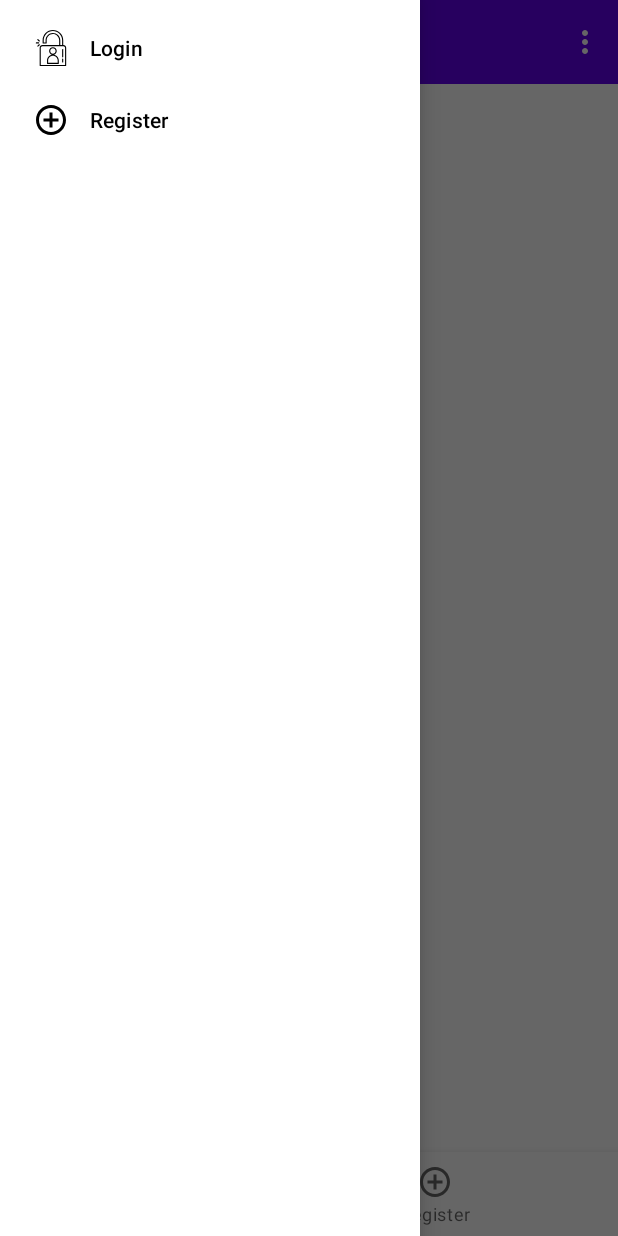
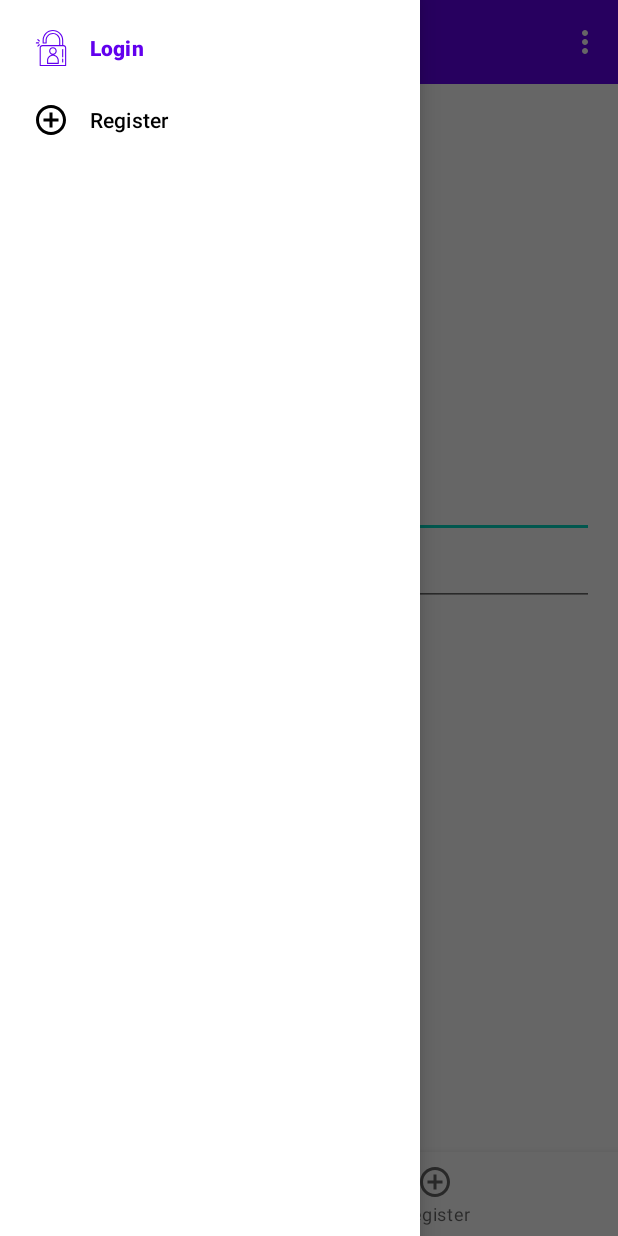
Before and after one commit to Tamashii90/android-hw, an Android app: the screen it shows after launch (MainActivity), with the side drawer open, on a phone screen of 412 x 824 dp. Run offline under Robolectric (Android 15) with nearby library versions, the light colour scheme and no system bars; our stand-ins replace navigation-ui.

Commit message:
change the flow of fragments and activities

```diff
--- a/app/src/main/java/com/example/codingflownav/LoginFragment.java
+++ b/app/src/main/java/com/example/codingflownav/LoginFragment.java
@@ -1,6 +1,7 @@
 package com.example.codingflownav;
 
 import android.content.Context;
+import android.content.Intent;
 import android.content.SharedPreferences;
 import android.os.Bundle;
 import android.view.View;
@@ -55,8 +56,7 @@ public class LoginFragment extends Fragment {
                         editor.putString("user", email);
                         editor.apply();
                         progressBar.setVisibility(View.INVISIBLE);
-                        NavDirections action = LoginFragmentDirections.actionLoginFragmentToWelcomeFragment(email);
-                        Navigation.findNavController(view1).navigate(action);
+                        startActivity(new Intent(getActivity(), WorkflowActivity.class));
                     } else {
                         Toast.makeText(getContext(), String.valueOf(response.code()), Toast.LENGTH_LONG).show();
                         progressBar.setVisibility(View.INVISIBLE);
--- a/app/src/main/java/com/example/codingflownav/MainActivity.java
+++ b/app/src/main/java/com/example/codingflownav/MainActivity.java
@@ -4,11 +4,8 @@ import android.content.Context;
 import android.content.Intent;
 import android.content.SharedPreferences;
 import android.os.Bundle;
-import android.text.Layout;
-import android.util.Log;
 import android.view.Menu;
 import android.view.MenuItem;
-import android.view.View;
 import androidx.annotation.NonNull;
 import androidx.appcompat.app.AppCompatActivity;
 import androidx.customview.widget.Openable;
@@ -20,7 +17,6 @@ import com.google.android.material.bottomnavigation.BottomNavigationView;
 import com.google.android.material.navigation.NavigationView;
 
 import java.util.HashSet;
-import java.util.List;
 import java.util.Set;
 
 public class MainActivity extends AppCompatActivity {
@@ -41,8 +37,9 @@ public class MainActivity extends AppCompatActivity {
         }
         Openable drawerLayout = findViewById(R.id.drawer_layout);
         Set<Integer> topLevelFrags = new HashSet<>();
-        topLevelFrags.add(R.id.homeFragment);
-        topLevelFrags.add(R.id.searchFragment);
+        topLevelFrags.add(R.id.loginFragment);
+        topLevelFrags.add(R.id.registerFragment);
+
         NavHostFragment navHostFragment = (NavHostFragment) getSupportFragmentManager().findFragmentById(R.id.nav_host_fragment);
         navController = navHostFragment.getNavController();
         appBarConfiguration = new AppBarConfiguration.Builder(topLevelFrags).setOpenableLayout(drawerLayout).build();
--- a/app/src/main/java/com/example/codingflownav/WelcomeFragment.java
+++ b/app/src/main/java/com/example/codingflownav/WelcomeFragment.java
@@ -21,9 +21,9 @@ public class WelcomeFragment extends Fragment {
     @Override
     public void onViewCreated(@NonNull View view, @Nullable Bundle savedInstanceState) {
         super.onViewCreated(view, savedInstanceState);
-        String username = WelcomeFragmentArgs.fromBundle(getArguments()).getUsername();
-        NavController navController = Navigation.findNavController(view);
-        ((TextView) view.findViewById(R.id.text_view_username)).setText(username);
+//        String username = WelcomeFragmentArgs.fromBundle(getArguments()).getUsername();
+//        NavController navController = Navigation.findNavController(view);
+//        ((TextView) view.findViewById(R.id.text_view_username)).setText(username);
 
         view.findViewById(R.id.button_ok).setOnClickListener(view1 -> {
             startActivity(new Intent(getActivity(), WorkflowActivity.class));
--- a/app/src/main/res/navigation/nav_graph.xml
+++ b/app/src/main/res/navigation/nav_graph.xml
@@ -3,51 +3,20 @@
             xmlns:app="http://schemas.android.com/apk/res-auto"
             xmlns:tools="http://schemas.android.com/tools"
             android:id="@+id/nav_graph"
-            app:startDestination="@id/homeFragment">
-    <fragment
-            android:id="@+id/homeFragment"
-            android:name="com.example.codingflownav.HomeFragment"
-            android:label="Home"
-            tools:layout="@layout/fragment_home">
-        <action
-                android:id="@+id/action_homeFragment_to_welcomeFragment"
-                app:destination="@id/welcomeFragment"/>
-        <action
-                android:id="@+id/action_homeFragment_to_loginFragment"
-                app:destination="@id/loginFragment"/>
-    </fragment>
+            app:startDestination="@id/loginFragment">
     <fragment
             android:id="@+id/loginFragment"
             android:name="com.example.codingflownav.LoginFragment"
             android:label="Login"
-            tools:layout="@layout/fragment_login">
-        <action
-                android:id="@+id/action_loginFragment_to_welcomeFragment"
-                app:destination="@id/welcomeFragment"
-                app:popUpTo="@id/homeFragment"
-                app:popUpToInclusive="false"/>
-
-    </fragment>
-    <fragment
-            android:id="@+id/welcomeFragment"
-            android:name="com.example.codingflownav.WelcomeFragment"
-            android:label="Welcome, {username}!"
-            tools:layout="@layout/fragment_welcome">
-        <action
-                android:id="@+id/action_welcomeFragment_to_homeFragment"
-                app:destination="@id/homeFragment"/>
-        <argument
-                android:name="username"
-                app:argType="string"/>
-    </fragment>
+            tools:layout="@layout/fragment_login"/>
     <fragment
             android:id="@+id/settingsFragment"
             android:name="com.example.codingflownav.SettingsFragment"
             android:label="Settings"
             tools:layout="@layout/fragment_settings"/>
     <fragment
-            android:id="@+id/searchFragment"
-            android:name="com.example.codingflownav.SearchFragment"
-            android:label="Search and Destroy"
-            tools:layout="@layout/fragment_search"/>
+            android:id="@+id/registerFragment"
+            android:name="com.example.codingflownav.RegisterFragment"
+            android:label="Register"
+            tools:layout="@layout/fragment_register"/>
 </navigation>
--- a/app/src/main/res/navigation/nav_graph_2.xml
+++ b/app/src/main/res/navigation/nav_graph_2.xml
@@ -8,6 +8,6 @@
     <fragment
             android:id="@+id/workflowFragment"
             android:name="com.example.codingflownav.WorkflowFragment"
-            android:label="You Made It!"
+            android:label="Dashboard"
             tools:layout="@layout/fragment_workflow"/>
 </navigation>
```
Also changed, not shown: app/src/main/java/com/example/codingflownav/HomeFragment.java (+7 -7 lines), app/src/main/java/com/example/codingflownav/WorkflowFragment.java (+7 -2 lines).
